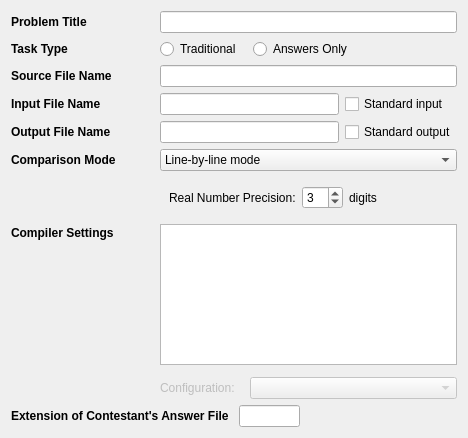
Sojiv/Project_lemon, file taskeditwidget.ui: the form before one commit.
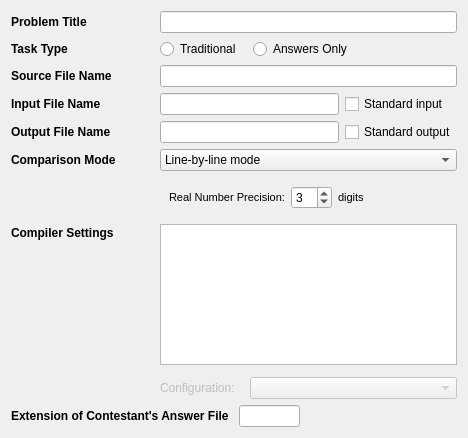
The form after the commit. The open tabs and pages were chosen to show the change. Custom widgets are drawn as their Qt base class.

```diff
--- a/taskeditwidget.ui
+++ b/taskeditwidget.ui
@@ -6,7 +6,7 @@
    <rect>
     <x>0</x>
     <y>0</y>
-    <width>443</width>
+    <width>462</width>
     <height>438</height>
    </rect>
   </property>
@@ -239,7 +239,7 @@
           </sizepolicy>
          </property>
          <property name="styleSheet">
-          <string notr="true">font: 8pt &quot;MS Shell Dlg 2&quot;;</string>
+          <string notr="true">font:8pt;</string>
          </property>
          <property name="text">
           <string>Real Number Precision:</string>
@@ -265,8 +265,7 @@
           </sizepolicy>
          </property>
          <property name="styleSheet">
-          <string notr="true">font: 8pt &quot;MS Shell Dlg 2&quot;;
-</string>
+          <string notr="true">font:8pt;</string>
          </property>
          <property name="text">
           <string>digits</string>
```
Left out of the diff: 24 changed lines with no effect on the pictures.
